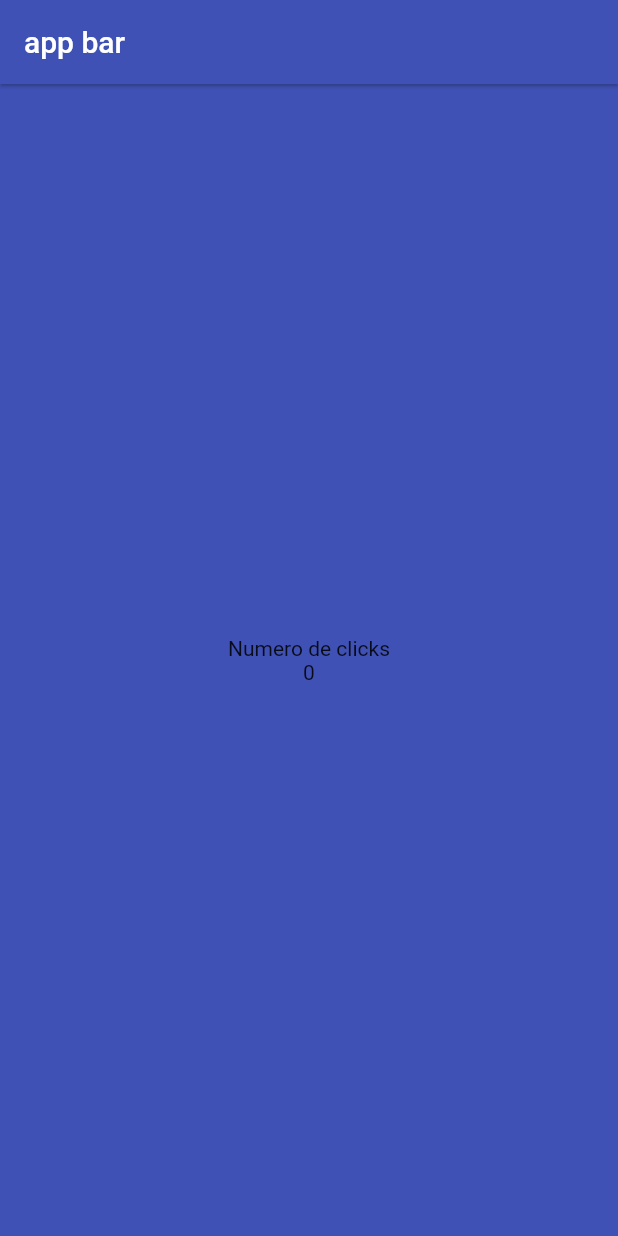
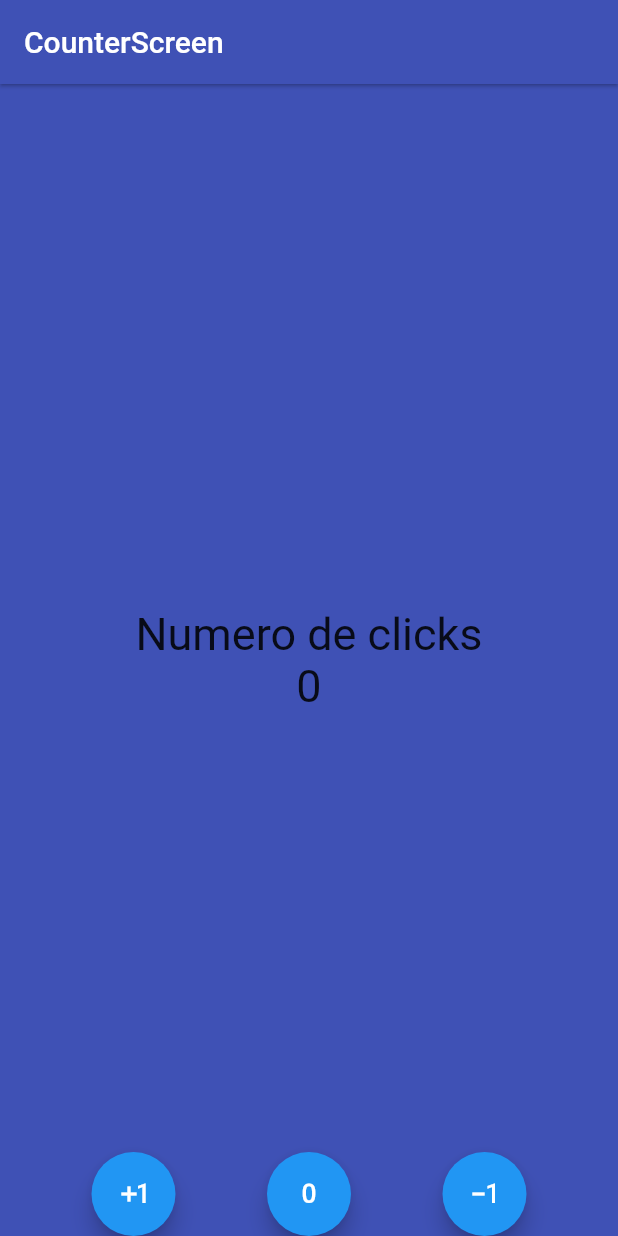
Before and after one commit to patinronin/flutter_course, a Flutter app: the screen it shows after launch, on a phone screen of 412 x 824 dp. Run offline on Flutter 3.47's test engine with Material 2 defaults, Android fonts, the phone set to English and light mode, and no system bars.

Commit message:
counter app finished

```diff
--- a/hola_mundo/lib/main.dart
+++ b/hola_mundo/lib/main.dart
@@ -1,4 +1,5 @@
 import 'package:flutter/material.dart';
+import 'package:hola_mundo/screens/counter_screen.dart';
 import 'package:hola_mundo/screens/home_screen.dart';
 
 void main() {
@@ -12,7 +13,7 @@ class MyApp extends StatelessWidget {
   Widget build(BuildContext context) {
     return const MaterialApp(
       debugShowCheckedModeBanner: false,
-      home: HomeScreen(),
+      home: CounterScreen(),
     );
   }
 }
--- /dev/null
+++ b/hola_mundo/lib/screens/counter_screen.dart
@@ -0,0 +1,81 @@
+import 'package:flutter/material.dart';
+
+class CounterScreen extends StatefulWidget {
+  const CounterScreen({Key? key}) : super(key: key);
+
+  @override
+  State<CounterScreen> createState() => _CounterScreenState();
+}
+
+class _CounterScreenState extends State<CounterScreen> {
+  int counter = 0;
+
+  void increase() => setState(() => counter++);
+
+  void decrease() => setState(() => counter--);
+
+  void reset() => setState(() => counter = 0);
+
+  @override
+  Widget build(BuildContext context) {
+    const fontSize30 = TextStyle(fontSize: 30);
+
+    return Scaffold(
+      floatingActionButtonLocation: FloatingActionButtonLocation.centerDocked,
+      appBar: AppBar(
+        title: const Text("CounterScreen"),
+        backgroundColor: Colors.indigo,
+        elevation: 1,
+      ),
+      backgroundColor: Colors.indigo,
+      body: Center(
+        child: Column(
+          mainAxisAlignment: MainAxisAlignment.center,
+          children: <Widget>[
+            const Text("Numero de clicks", style: fontSize30),
+            Text("$counter", style: fontSize30),
+          ],
+        ),
+      ),
+      floatingActionButton: CustomFloatingActions(
+        increaseFn: increase,
+        decreaseFn: decrease,
+        resetFn: reset,
+      ),
+    );
+  }
+}
+
+class CustomFloatingActions extends StatelessWidget {
+  final Function increaseFn;
+  final Function decreaseFn;
+  final Function resetFn;
+
+  const CustomFloatingActions({
+    Key? key,
+    required this.increaseFn,
+    required this.decreaseFn,
+    required this.resetFn,
+  }) : super(key: key);
+
+  @override
+  Widget build(BuildContext context) {
+    return Row(
+      mainAxisAlignment: MainAxisAlignment.spaceEvenly,
+      children: [
+        FloatingActionButton(
+          child: const Icon(Icons.exposure_plus_1_outlined),
+          onPressed: () => increaseFn(),
+        ),
+        FloatingActionButton(
+          child: const Icon(Icons.exposure_zero_outlined),
+          onPressed: () => resetFn(),
+        ),
+        FloatingActionButton(
+          child: const Icon(Icons.exposure_minus_1_outlined),
+          onPressed: () => decreaseFn(),
+        ),
+      ],
+    );
+  }
+}
```
Also changed, not shown: hola_mundo/lib/screens/home_screen.dart (+17 -5 lines).
